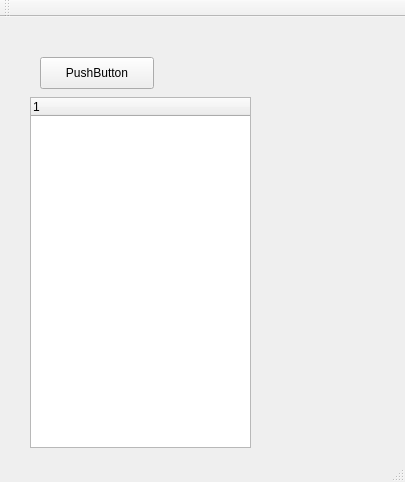
Before: the Qt Designer form GenericDB/mainwindow.ui in kfengbest/GenericDB, drawn with Qt 5.
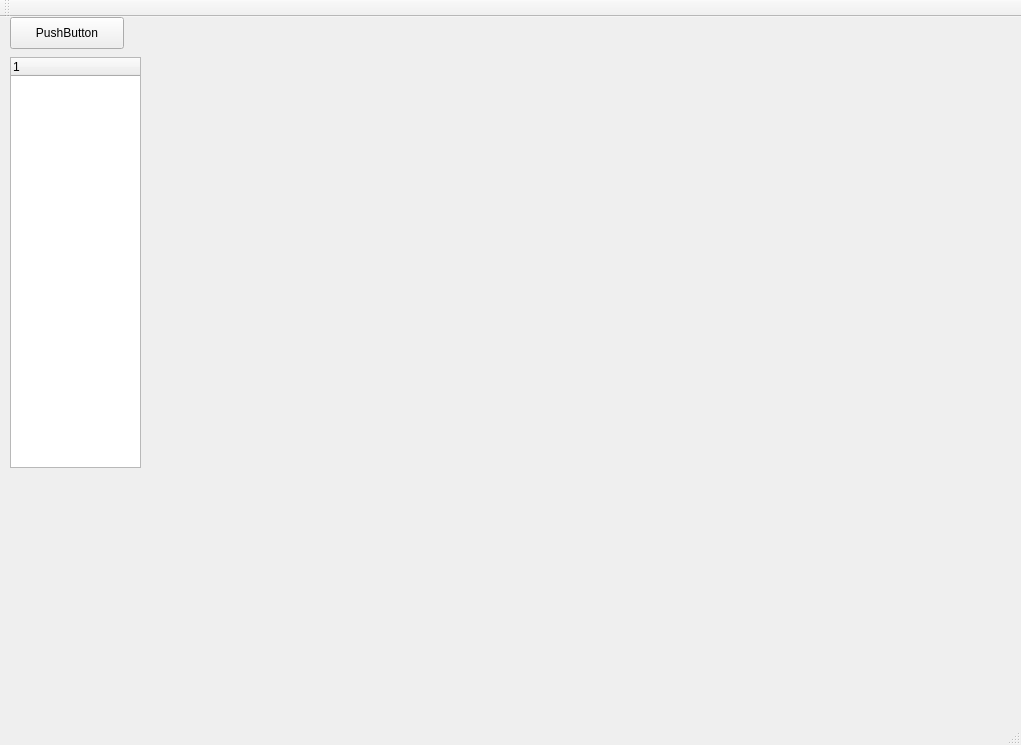
After: the same form once the commit is applied.

Commit message: A very simple sample to dynamic create tree, list, tab etc.

```diff
--- a/GenericDB/mainwindow.ui
+++ b/GenericDB/mainwindow.ui
@@ -6,8 +6,8 @@
    <rect>
     <x>0</x>
     <y>0</y>
-    <width>405</width>
-    <height>482</height>
+    <width>1021</width>
+    <height>745</height>
    </rect>
   </property>
   <property name="windowTitle">
@@ -17,8 +17,8 @@
    <widget class="QPushButton" name="pushButton">
     <property name="geometry">
      <rect>
-      <x>40</x>
-      <y>40</y>
+      <x>10</x>
+      <y>0</y>
       <width>114</width>
       <height>32</height>
      </rect>
@@ -30,10 +30,10 @@
    <widget class="QTreeWidget" name="treeWidget">
     <property name="geometry">
      <rect>
-      <x>30</x>
-      <y>80</y>
-      <width>221</width>
-      <height>351</height>
+      <x>10</x>
+      <y>40</y>
+      <width>131</width>
+      <height>411</height>
      </rect>
     </property>
     <column>
@@ -42,6 +42,17 @@
      </property>
     </column>
    </widget>
+   <widget class="QWidget" name="horizontalLayoutWidget">
+    <property name="geometry">
+     <rect>
+      <x>150</x>
+      <y>30</y>
+      <width>851</width>
+      <height>651</height>
+     </rect>
+    </property>
+    <layout class="QHBoxLayout" name="horizontalLayout"/>
+   </widget>
   </widget>
   <widget class="QMenuBar" name="menuBar">
    <property name="geometry">
```
Left out of the diff: 2 changed lines with no effect on the pictures. The commit also changes 1 other file.
